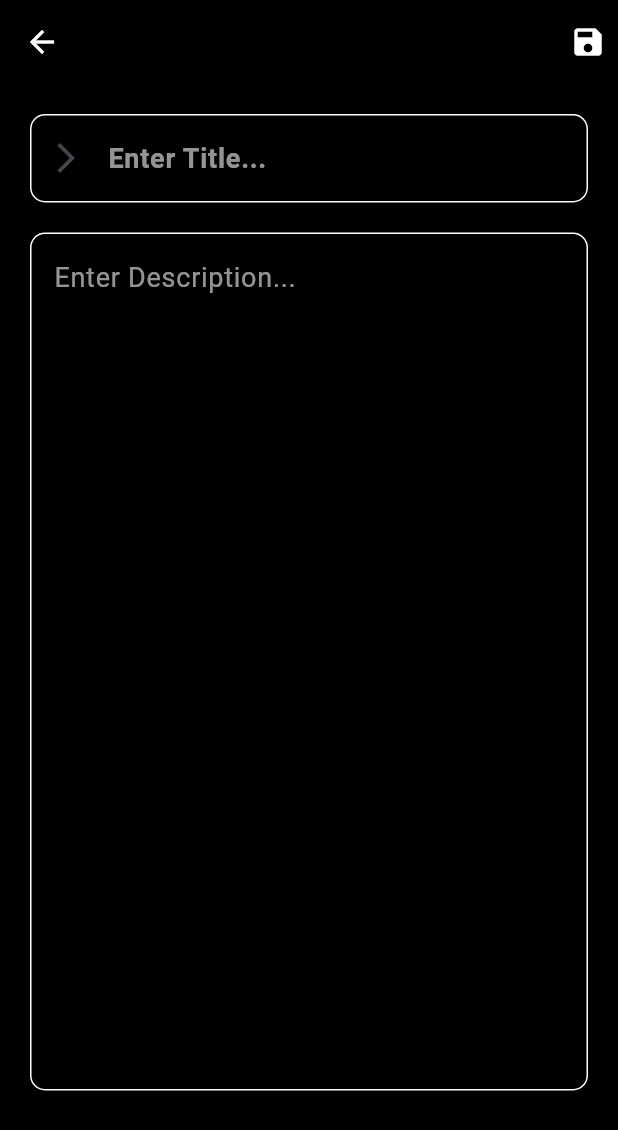
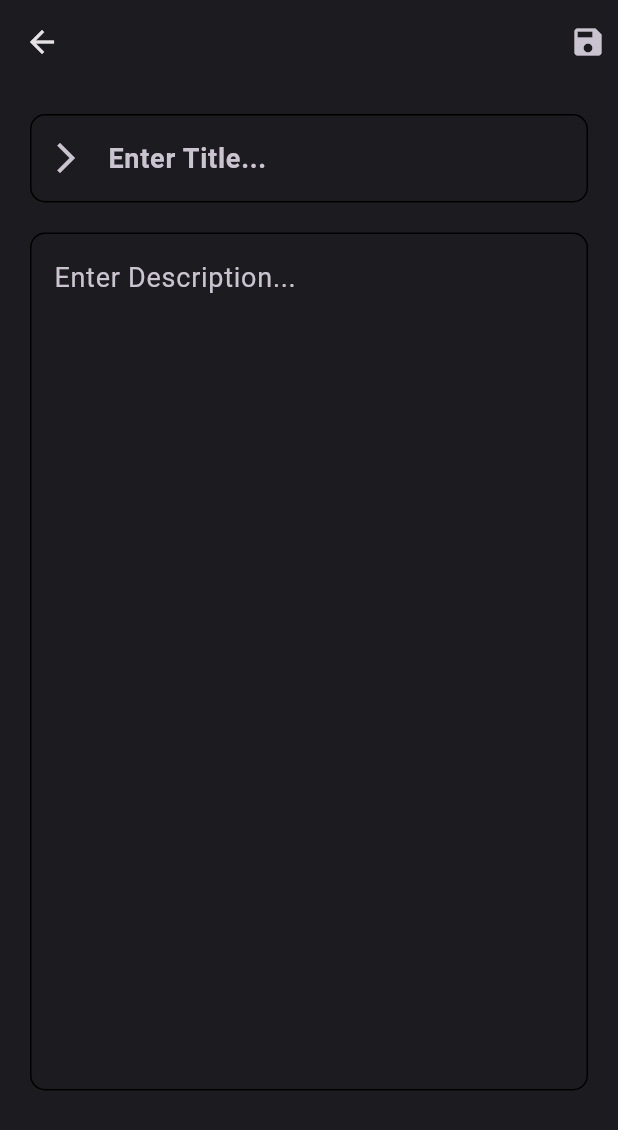
Before and after one commit to nawed-xo/https---github.com-nawed-xo-notes_app_database, a Flutter app: the screen it shows after launch, after a tap on the "add" icon, on a phone screen of 412 x 824 dp. Shown: the top 1130 px of the screen. Run offline on Flutter 3.47's test engine with Material 3 defaults, Android fonts, the phone set to English and light mode, and no system bars; our stand-ins replace sqflite; accounts and stored records are empty.

Commit message:
changes but update not yet working

```diff
--- a/lib/Screens/homepage.dart
+++ b/lib/Screens/homepage.dart
@@ -2,8 +2,11 @@ import 'package:flutter_staggered_grid_view/flutter_staggered_grid_view.dart';
 import 'package:flutter/material.dart';
 import 'package:notes_app/Screens/updatepage.dart';
 import 'package:notes_app/Screens/writingpage.dart';
-import 'package:notes_app/databse/app_databse.dart';
+
 import 'package:notes_app/databse/notes_model.dart';
+import 'package:notes_app/provider/app_provider.dart';
+import 'package:notes_app/themesetting/themeProvider.dart';
+import 'package:provider/provider.dart';
 
 class MyHomePage extends StatefulWidget {
   const MyHomePage({super.key});
@@ -13,20 +16,6 @@ class MyHomePage extends StatefulWidget {
 }
 
 class _MyHomePageState extends State<MyHomePage> {
-  DbHelper db = DbHelper.db;
-  List<Notes_Model> arrNotes = [];
-
-  @override
-  void initState() {
-    super.initState();
-    getAllNotes();
-  }
-
-  void getAllNotes() async {
-    arrNotes = await db.fetchAlldata();
-    setState(() {});
-  }
-
   void navigateToWritingPage() {
     Navigator.push(
       context,
@@ -36,24 +25,30 @@ class _MyHomePageState extends State<MyHomePage> {
 
   @override
   Widget build(BuildContext context) {
+    bool _isDark = false;
     return Scaffold(
-      backgroundColor: Colors.black,
       appBar: AppBar(
         title: Text(
           "Notes",
-          style: TextStyle(color: Colors.white, fontWeight: FontWeight.bold),
+          style: TextStyle(fontWeight: FontWeight.bold),
         ),
-        iconTheme: IconThemeData(color: Colors.white),
         actions: [
           Padding(
             padding: const EdgeInsets.all(8.0),
-            child: Icon(Icons.search),
+            child: Switch(
+              value: context.watch<themeProvider>().themevalue,
+              onChanged: (value) {
+                context.read<themeProvider>().themevalue = value;
+              },
+            ),
           )
         ],
-        backgroundColor: Colors.black,
       ),
-      body: MasonryGridView.count(
-        itemCount: arrNotes.length,
+      body: Consumer<notes_provider>(
+        builder: (_, value, __) {
+          List<Notes_Model> arrNotes = value.getAllNotes();
+          return MasonryGridView.count(
+            itemCount: value.getAllNotes().length,
             crossAxisCount: 2,
             mainAxisSpacing: 4,
             crossAxisSpacing: 4,
@@ -67,7 +62,6 @@ class _MyHomePageState extends State<MyHomePage> {
                       ));
                 },
                 child: Container(
-              height: 350,
                   decoration: BoxDecoration(
                       color: Colors.primaries[index],
                       borderRadius: BorderRadius.circular(20)),
@@ -90,18 +84,24 @@ class _MyHomePageState extends State<MyHomePage> {
                             )),
                         IconButton(
                           onPressed: () {
-                        db.deleteNotes(arrNotes[index].id!);
-                        getAllNotes();
+                            context
+                                .read<notes_provider>()
+                                .deleteAllNotes(arrNotes[index].id!);
                           },
-                      icon: Icon(
+                          icon: Padding(
+                            padding: const EdgeInsets.only(left: 150),
+                            child: Icon(
                               Icons.delete,
                               color: Colors.black,
+                            ),
                           ),
                         )
                       ],
                     ),
                   ),
                 ),
+              );
+            },
           );
         },
       ),
--- a/lib/Screens/writingpage.dart
+++ b/lib/Screens/writingpage.dart
@@ -1,7 +1,8 @@
 import 'package:flutter/material.dart';
 import 'package:notes_app/customWidget/customwidget.dart';
-import 'package:notes_app/databse/app_databse.dart';
 import 'package:notes_app/databse/notes_model.dart';
+import 'package:notes_app/provider/app_provider.dart';
+import 'package:provider/provider.dart';
 
 class Writing_Page extends StatefulWidget {
   const Writing_Page({super.key});
@@ -11,21 +12,6 @@ class Writing_Page extends StatefulWidget {
 }
 
 class _Writing_PageState extends State<Writing_Page> {
-
-
-  DbHelper db = DbHelper.db;
-  List<Notes_Model> arrNotes = [];
-
-  void addNotes(String title, desc) async {
-    await db.addNotes(Notes_Model(title: title, desc: desc));
-    arrNotes = await db.fetchAlldata();
-    setState(() {});
-  }
-
-  void getAllNotes() async {
-    arrNotes = await db.fetchAlldata();
-    setState(() {});
-  }
   TextEditingController titleController = TextEditingController();
   TextEditingController descController = TextEditingController();
 
@@ -33,25 +19,20 @@ class _Writing_PageState extends State<Writing_Page> {
   Widget build(BuildContext context) {
 //////////
     return Scaffold(
-      backgroundColor: Colors.black,
       appBar: AppBar(
-        iconTheme: IconThemeData(color: Colors.white),
         actions: [
           Padding(
             padding: const EdgeInsets.all(8.0),
             child: InkWell(
                 onTap: () {
-                  setState(() {
-                    addNotes(titleController.text, descController.text);
-                    getAllNotes();
-                    Navigator.pop(context);
+                  context.read<notes_provider>().addAllNotes(Notes_Model(
+                      title: titleController.text, desc: descController.text));
 
-                  });
+                  Navigator.pop(context);
                 },
                 child: Icon(Icons.save)),
           )
         ],
-        backgroundColor: Colors.black,
       ),
       body: Padding(
         padding: const EdgeInsets.all(20.0),
@@ -66,20 +47,17 @@ class _Writing_PageState extends State<Writing_Page> {
                 controller: descController,
                 maxLines: 20,
                 style: TextStyle(
-                  color: Colors.white,
                   fontSize: 18,
                 ),
                 decoration: InputDecoration(
                   hintText: "Enter Description...",
-                  hintStyle: TextStyle(
-                    color: const Color.fromARGB(148, 255, 255, 255),
-                  ),
+                  hintStyle: TextStyle(),
                   enabledBorder: OutlineInputBorder(
                       borderRadius: BorderRadius.circular(10),
-                      borderSide: BorderSide(color: Colors.white)),
+                      borderSide: BorderSide()),
                   focusedBorder: OutlineInputBorder(
                       borderRadius: BorderRadius.circular(10),
-                      borderSide: BorderSide(color: Colors.white)),
+                      borderSide: BorderSide()),
                 ),
               )
             ],
--- a/lib/customWidget/customwidget.dart
+++ b/lib/customWidget/customwidget.dart
@@ -4,20 +4,15 @@ class custom_widget {
   static custom_feild(TextEditingController controller) {
     return TextField(
       controller: controller,
-      style: TextStyle(
-          color: Colors.white, fontSize: 18, fontWeight: FontWeight.bold),
+      style: TextStyle(fontSize: 18, fontWeight: FontWeight.bold),
       decoration: InputDecoration(
         prefixIcon: Icon(Icons.arrow_forward_ios_outlined),
         hintText: "Enter Title...",
-        hintStyle: TextStyle(
-          color: const Color.fromARGB(148, 255, 255, 255),
-        ),
+        hintStyle: TextStyle(),
         enabledBorder: OutlineInputBorder(
-            borderRadius: BorderRadius.circular(10),
-            borderSide: BorderSide(color: Colors.white)),
+            borderRadius: BorderRadius.circular(10), borderSide: BorderSide()),
         focusedBorder: OutlineInputBorder(
-            borderRadius: BorderRadius.circular(10),
-            borderSide: BorderSide(color: Colors.white)),
+            borderRadius: BorderRadius.circular(10), borderSide: BorderSide()),
       ),
     );
   }
--- a/lib/main.dart
+++ b/lib/main.dart
@@ -1,23 +1,35 @@
 import 'package:flutter/material.dart';
 import 'package:notes_app/Screens/homepage.dart';
+import 'package:notes_app/provider/app_provider.dart';
+import 'package:notes_app/themesetting/themeColors.dart';
+import 'package:notes_app/themesetting/themeProvider.dart';
+import 'package:provider/provider.dart';
 
 void main() {
-  runApp(const MyApp());
+  runApp(
+    MultiProvider(
+      providers: [
+        ChangeNotifierProvider(
+          create: (context) => notes_provider(),
+        ),
+        ChangeNotifierProvider(
+          create: (context) => themeProvider(),
+        )
+      ],
+      child: const MyApp(),
+    ),
+  );
 }
 
 class MyApp extends StatelessWidget {
   const MyApp({super.key});
-
-  // This widget is the root of your application.
   @override
   Widget build(BuildContext context) {
+    var isDark = context.watch<themeProvider>().themevalue;
     return MaterialApp(
       debugShowCheckedModeBanner: false,
       title: 'Notes',
-      theme: ThemeData(
-        colorScheme: ColorScheme.fromSeed(seedColor: Colors.deepPurple),
-        useMaterial3: true,
-      ),
+      theme: isDark ? lightMode : darkMode,
       home: const MyHomePage(),
     );
   }
--- a/lib/provider/app_provider.dart
+++ b/lib/provider/app_provider.dart
@@ -1,14 +1,36 @@
-// import 'package:flutter/material.dart';
-// import 'package:provider/provider.dart';
-// import 'package:notes_app/databse/app_databse.dart';
-// import 'package:notes_app/databse/notes_model.dart';
+import 'package:flutter/material.dart';
+import 'package:notes_app/databse/app_databse.dart';
+import 'package:notes_app/databse/notes_model.dart';
 
-// class notes_provider extends ChangeNotifier {
-//   DbHelper db = DbHelper.db;
-//   List<Notes_Model> arrNotes = [];
+class notes_provider extends ChangeNotifier {
+  DbHelper db = DbHelper.db;
+  List<Notes_Model> arrNotes = [];
 
-//   void getAllNotes() async {
-//     arrNotes = await db.fetchAlldata();
-//     notifyListeners();
-//   }
-// }
+  void fetchAllNotes() async {
+    arrNotes = await db.fetchAlldata();
+    notifyListeners();
+  }
+
+  List<Notes_Model> getAllNotes() {
+    fetchAllNotes();
+    return arrNotes;
+  }
+
+  addAllNotes(Notes_Model newNotes) async {
+    await db.addNotes(newNotes);
+    getAllNotes();
+    notifyListeners();
+  }
+
+  updateAllNotes(Notes_Model notesUpdate) async {
+    await db.updateNotes(notesUpdate);
+    getAllNotes();
+    notifyListeners();
+  }
+
+  deleteAllNotes(int id) async {
+    await db.deleteNotes(id);
+    getAllNotes();
+    notifyListeners();
+  }
+}
--- /dev/null
+++ b/lib/themesetting/themeProvider.dart
@@ -0,0 +1,13 @@
+import 'package:flutter/material.dart';
+
+class themeProvider extends ChangeNotifier {
+  bool _isDark = false;
+  bool get themevalue {
+    return _isDark;
+  }
+
+  set themevalue(bool value) {
+    _isDark = value;
+    notifyListeners();
+  }
+}
```
Also changed, not shown: lib/Screens/updatepage.dart (+17 -27 lines), lib/themesetting/themeColors.dart (added, +75 -0 lines). Lines whose indentation alone changed are shown as unchanged.
